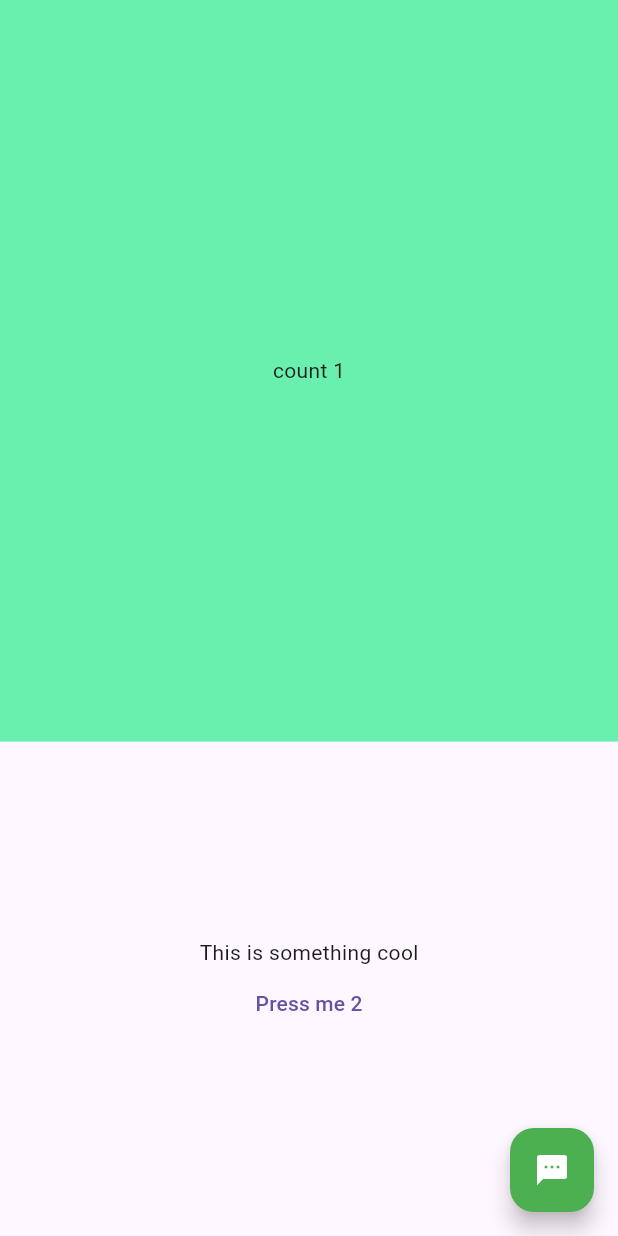
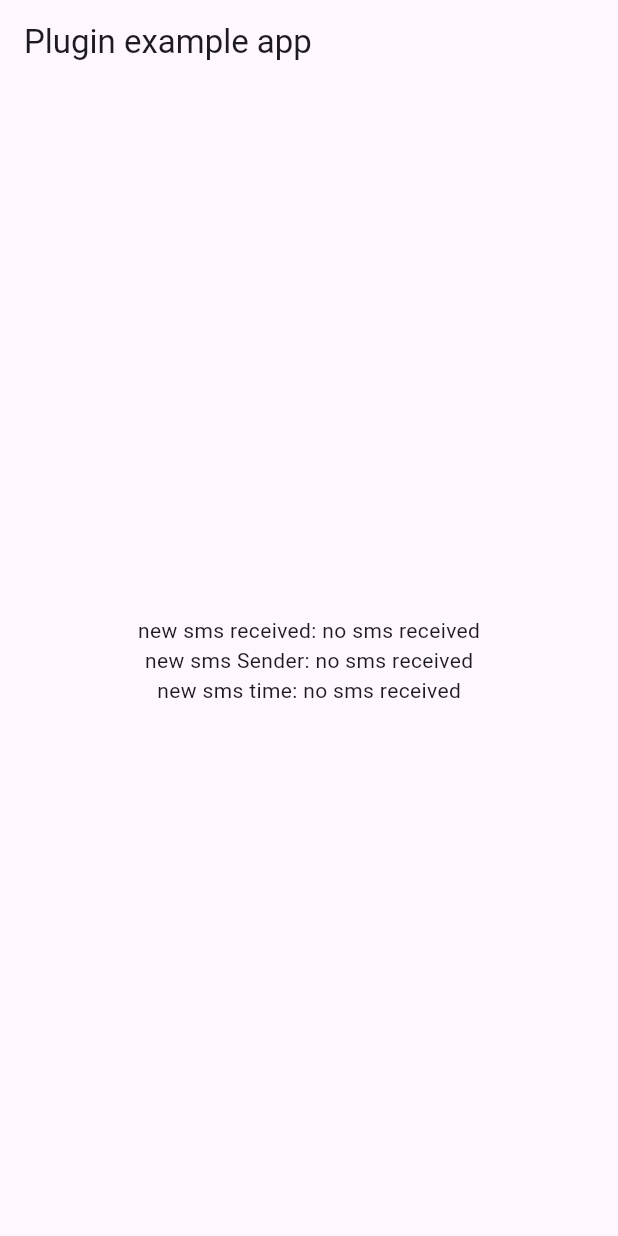
Before and after one commit to Prava-Payments/prava-relay-app, a Flutter app: the screen it shows after launch, on a phone screen of 412 x 824 dp. Run offline on Flutter 3.47's test engine with Material 3 defaults, Android fonts, the phone set to English and light mode, and no system bars; our stand-ins replace permission_handler; missing offline and left inert: readsms.

Commit message:
example sms app

```diff
--- /dev/null
+++ b/lib/dummy_card.dart
@@ -0,0 +1,14 @@
+import 'package:flutter/material.dart';
+
+class DummyCard extends StatelessWidget {
+  final String title;
+  DummyCard({required this.title});
+  @override
+  Widget build(BuildContext context) {
+    return Card(
+      child: Column(
+        children: <Widget>[Text("$title"), Text("this is text plus $title")],
+      ),
+    );
+  }
+}
--- a/lib/main.dart
+++ b/lib/main.dart
@@ -1,5 +1,7 @@
 import 'package:flutter/material.dart';
-
+import 'package:readsms/readsms.dart';
+import 'dart:async';
+import 'package:permission_handler/permission_handler.dart';
 void main() {
   runApp(MaterialApp(home: Home()));
 }
@@ -12,51 +14,65 @@ class Home extends StatefulWidget {
 }
 
 class _Home extends State<Home> {
-  int counter = 1;
+    final _plugin = Readsms();
+  String sms = 'no sms received';
+  String sender = 'no sms received';
+  String time = 'no sms received';
+
+  @override
+  void initState() {
+    super.initState();
+    getPermission().then((value) {
+      if (value) {
+        _plugin.read();
+        _plugin.smsStream.listen((event) {
+          setState(() {
+            sms = event.body;
+            sender = event.sender;
+            time = event.timeReceived.toString();
+          });
+        });
+      }
+    });
+  }
+
+  Future<bool> getPermission() async {
+    if (await Permission.sms.status == PermissionStatus.granted) {
+      return true;
+    } else {
+      if (await Permission.sms.request() == PermissionStatus.granted) {
+        return true;
+      } else {
+        print("permission denied");
+        return false;
+      }
+    }
+  }
+
+  @override
+  void dispose() {
+    super.dispose();
+    _plugin.dispose();
+  }
+
   @override
   Widget build(BuildContext context) {
-    return Scaffold(
-        body: Column(
-          crossAxisAlignment: CrossAxisAlignment.stretch,
-          mainAxisAlignment: MainAxisAlignment.center,
-          children: <Widget>[
-            Expanded(
-                flex: 6,
-                child: Container(
-                  color: Colors.greenAccent,
-                  child: Center(
-                    child: Text("count $counter"),
-                  ),
-                )),
-            Expanded(
-                flex: 4,
-                child: Container(
-                    child: Column(
-                  crossAxisAlignment: CrossAxisAlignment.center,
-                  mainAxisAlignment: MainAxisAlignment.center,
-                  children: <Widget>[
-                    Text("This is something cool"),
-                    TextButton(
-                        onPressed: () {
-                          setState(() {
-                            counter += 1;
-                          });
-                          print("the count is $counter");
-                        },
-                        child: Text("Press me 2")),
-                  ],
-                ))),
-          ],
+    return MaterialApp(
+      home: Scaffold(
+        appBar: AppBar(
+          title: const Text('Plugin example app'),
         ),
-        floatingActionButton: FloatingActionButton(
-          child: Icon(
-            Icons.sms,
-            color: Colors.white,
+        body: Center(
+          child: Column(
+            mainAxisAlignment: MainAxisAlignment.center,
+            children: [
+              Text('new sms received: $sms'),
+              Text('new sms Sender: $sender'),
+              Text('new sms time: $time'),
+            ],
           ),
-          onPressed: () {
-            print("fetched sms");
-          },
-          backgroundColor: Colors.green,
-        ));
+        ),
+      ),
+    );
   }
 }
--- a/pubspec.yaml
+++ b/pubspec.yaml
@@ -35,6 +35,8 @@ dependencies:
   # The following adds the Cupertino Icons font to your application.
   # Use with the CupertinoIcons class for iOS style icons.
   cupertino_icons: ^1.0.6
+  readsms: ^0.1.0+3
+  permission_handler: ^11.3.1
 
 dev_dependencies:
   flutter_test:
```
Also changed, not shown: pubspec.lock, 2 other files.
